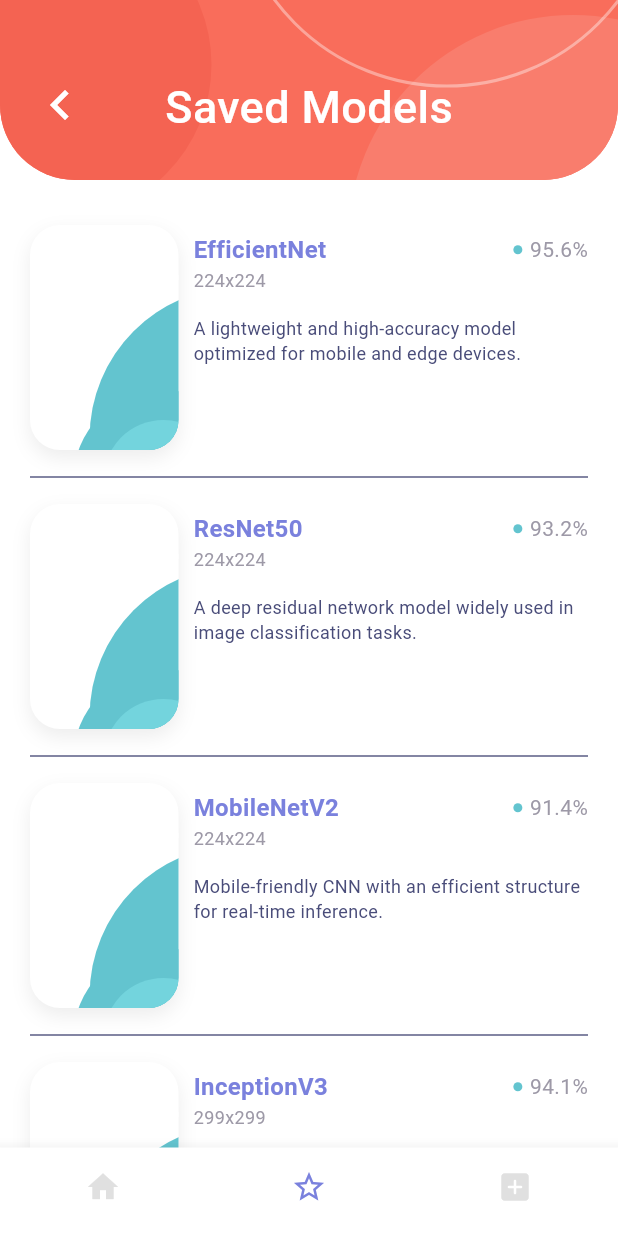
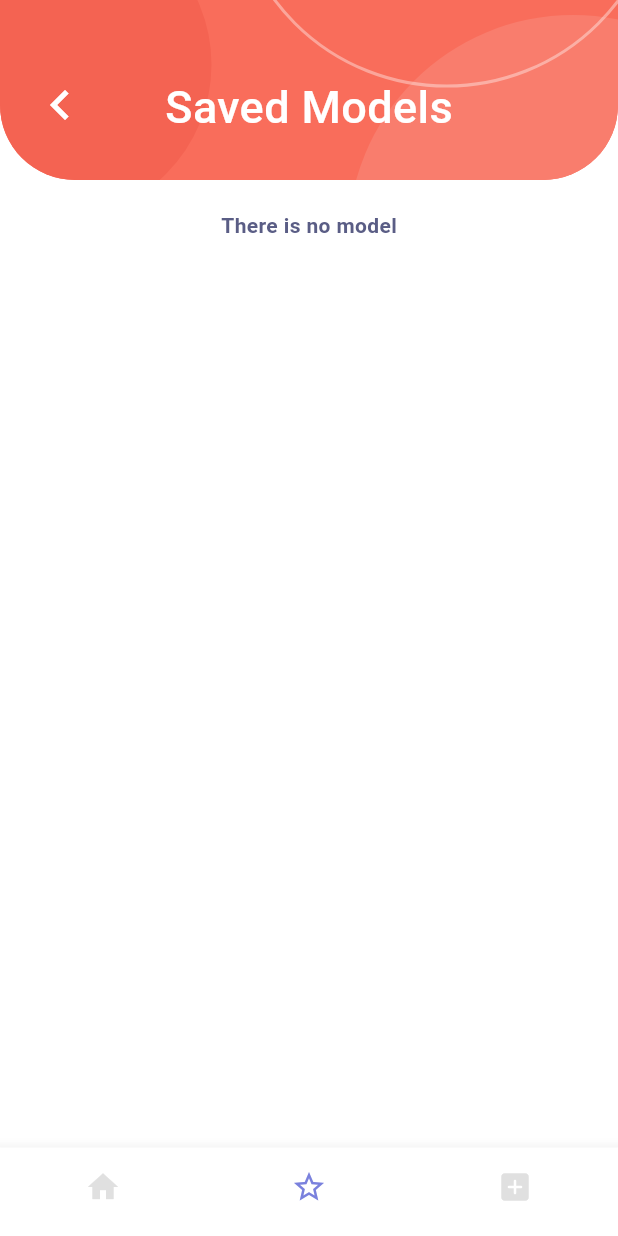
Before and after one commit to mehranghaffarian/Heart-View-Classifier, a Flutter app: the screen it shows after launch, item 2 of the bottom bar chosen, on a phone screen of 412 x 824 dp. Run offline on Flutter 3.47's test engine with Material 3 defaults, Android fonts, the phone set to English and light mode, and no system bars; our stand-ins replace image_picker, shared_preferences, sqflite; accounts and stored records are empty.

Commit message:
SQFLite added to the project, also models are now likable

```diff
--- /dev/null
+++ b/lib/src/helper/dl_model.dart
@@ -0,0 +1,30 @@
+import 'package:flutter/foundation.dart';
+
+class DLModel {
+  String name;
+  String summary;
+  String description;
+  String inputSize;
+  double accuracy;
+  bool isSaved;
+
+  DLModel({required this.name, required this.summary, required this.description, required this.inputSize, required this.accuracy, this.isSaved = false});
+
+  Map<String, dynamic> toJson() => {
+    'name': name,
+    'summary': summary,
+    'description': description,
+    'inputSize': inputSize,
+    'accuracy': accuracy,
+    'isSaved': isSaved ? 1 : 0,
+  };
+
+  static DLModel fromJson(Map<String, dynamic> json) => DLModel(
+    name: json['name'],
+    summary: json['summary'],
+    description: json['description'],
+    inputSize: json['inputSize'],
+    accuracy: json['accuracy'].toDouble(),
+    isSaved: json['isSaved'] == 1 ? true : false,
+  );
+}
--- a/lib/src/helper/dl_model_model.dart
+++ /dev/null
@@ -1,70 +0,0 @@
-class DLModelModel {
-  String name;
-  String summary;
-  String description;
-  String inputSize;
-  double accuracy;
-
-  DLModelModel({required this.name, required this.summary, required this.description, required this.inputSize, required this.accuracy});
-
-  Map<String, dynamic> toJson() => {
-    'name': name,
-    'summary': summary,
-    'description': description,
-    'inputSize': inputSize,
-    'accuracy': accuracy,
-  };
-
-  static DLModelModel fromJson(Map<String, dynamic> json) => DLModelModel(
-    name: json['name'],
-    summary: json['summary'],
-    description: json['description'],
-    inputSize: json['inputSize'],
-    accuracy: json['accuracy'].toDouble(),
-  );
-}
-
-class ModelsList {
-  static List<DLModelModel> list = [ // mock data
-    DLModelModel(
-      name: "EfficientNet",
-      summary: "A lightweight and high-accuracy model optimized for mobile and edge devices.",
-      description:
-      "EfficientNet is a scalable convolutional neural network architecture that balances depth, width, and resolution using a compound scaling method. This model family is known for achieving state-of-the-art accuracy on benchmark datasets like ImageNet while using significantly fewer parameters and FLOPs than other models. EfficientNet's compact size and computational efficiency make it ideal for deployment in mobile health applications such as echocardiography view classification, where both performance and resource usage matter.",
-      inputSize: "224x224",
-      accuracy: 95.6,
-    ),
-    DLModelModel(
-      name: "ResNet50",
-      summary: "A deep residual network model widely used in image classification tasks.",
-      description:
-      "ResNet50 is a 50-layer deep convolutional neural network that introduced the concept of residual learning. By using shortcut connections (skip connections), it allows the network to learn identity mappings, solving the vanishing gradient problem and enabling the training of much deeper networks. It's commonly used as a strong baseline for various visual recognition tasks, including medical image analysis, and can be fine-tuned for specific applications such as detecting anatomical structures in echocardiographic images.",
-      inputSize: "224x224",
-      accuracy: 93.2,
-    ),
-    DLModelModel(
-      name: "MobileNetV2",
-      summary: "Mobile-friendly CNN with an efficient structure for real-time inference.",
-      description:
-      "MobileNetV2 is designed for real-time image recognition on devices with limited computational power. It introduces inverted residuals and linear bottlenecks to reduce the number of operations while maintaining high accuracy. This makes it especially useful for applications in mobile healthcare, such as portable ultrasound devices. When applied to echocardiographic view classification, it can provide quick feedback with relatively low latency, even on resource-constrained hardware.",
-      inputSize: "224x224",
-      accuracy: 91.4,
-    ),
-    DLModelModel(
-      name: "InceptionV3",
-      summary: "A multi-path architecture that captures different spatial features efficiently.",
-      description:
-      "InceptionV3 is a deep convolutional neural network architecture that improves computational efficiency and accuracy through carefully designed modules that allow multiple convolutional operations at various scales to be performed in parallel. It incorporates techniques like factorized convolutions and auxiliary classifiers, making it effective for recognizing complex patterns. In the context of echocardiography, its wide receptive field and rich feature extraction capabilities make it suitable for classifying subtle differences between heart views.",
-      inputSize: "299x299",
-      accuracy: 94.1,
-    ),
-    DLModelModel(
-      name: "CustomCNN",
-      summary: "A handcrafted CNN architecture designed for echocardiogram view classification.",
-      description:
-      "This custom convolutional neural network was specifically designed and trained for the classification of heart views in echocardiographic images. Unlike general-purpose models, it has been optimized for recognizing the unique anatomical structures present in cardiac ultrasound data. Its architecture was developed with domain-specific knowledge, allowing it to achieve high performance on clinical data while remaining interpretable and suitable for integration into specialized healthcare tools and diagnostic systems.",
-      inputSize: "128x128",
-      accuracy: 89.7,
-    ),
-  ];
-}
--- a/lib/src/pages/model_detail_page.dart
+++ b/lib/src/pages/model_detail_page.dart
@@ -1,12 +1,12 @@
 import 'package:flutter/material.dart';
-import 'package:hvc_app/src/helper/dl_model_model.dart';
+import 'package:hvc_app/src/helper/dl_model.dart';
 import 'dart:io';
 import 'package:image_picker/image_picker.dart';
 import 'package:shared_preferences/shared_preferences.dart';
 import 'dart:convert';
 
 class ModelDetailPage extends StatefulWidget {
-  final DLModelModel model;
+  final DLModel model;
 
   const ModelDetailPage({super.key, required this.model});
 
--- a/lib/src/pages/saved_page.dart
+++ b/lib/src/pages/saved_page.dart
@@ -1,14 +1,28 @@
 import 'dart:math';
 
 import 'package:flutter/material.dart';
-import 'package:hvc_app/src/helper/dl_model_model.dart';
+import 'package:hvc_app/src/helper/dl_model.dart';
+import 'package:hvc_app/src/helper/models_database_helper.dart';
 import 'package:hvc_app/src/pages/home_page.dart';
 import 'package:hvc_app/src/theme/color/light_color.dart';
 import 'package:hvc_app/src/theme/theme.dart';
 import 'package:hvc_app/src/widgets/decoration_container.dart';
 
-class SavedPage extends StatelessWidget {
+class SavedPage extends StatefulWidget {
   const SavedPage() : super();
+
+  @override
+  State<SavedPage> createState() => _SavedPageState();
+}
+
+class _SavedPageState extends State<SavedPage> {
+  late List<DLModel> _savedModels = [];
+
+  @override
+  void initState() {
+    _fetchModels();
+    super.initState();
+  }
 
   Widget _header(BuildContext context) {
     var width = MediaQuery.of(context).size.width;
@@ -44,8 +58,8 @@ class SavedPage extends StatelessWidget {
                   child: Container(
                       width: width,
                       padding: const EdgeInsets.symmetric(horizontal: 20),
-                      child: Stack(
-                        children: const <Widget>[
+                      child: const Stack(
+                        children: <Widget>[
                           Icon(
                             Icons.keyboard_arrow_left,
                             color: Colors.white,
@@ -67,60 +81,66 @@ class SavedPage extends StatelessWidget {
     );
   }
 
-  Widget _categoryRow(BuildContext context, String title) {
-    return SizedBox(
-      // margin: EdgeInsets.symmetric(horizontal: 20),
-      height: 68,
-      child: Column(
-        crossAxisAlignment: CrossAxisAlignment.start,
-        mainAxisAlignment: MainAxisAlignment.spaceBetween,
-        children: <Widget>[
-          Padding(
-            padding: const EdgeInsets.symmetric(horizontal: 20),
-            child: Text(
-              title,
-              style: const TextStyle(
-                  color: LightColor.extraDarkPurple,
-                  fontWeight: FontWeight.bold),
-            ),
-          ),
-          const SizedBox(
-            height: 10,
-          ),
-          SizedBox(
-              width: MediaQuery.of(context).size.width,
-              height: 30,
-              child: ListView(
-                scrollDirection: Axis.horizontal,
-                children: <Widget>[
-                  const SizedBox(width: 20),
-                  _chip("Data Scientist", LightColor.yellow, height: 5),
-                  const SizedBox(width: 10),
-                  _chip("Data Analyst", LightColor.seeBlue, height: 5),
-                  const SizedBox(width: 10),
-                  _chip("Data Engineer", LightColor.orange, height: 5),
-                  const SizedBox(width: 10),
-                  _chip("Data Scientist", LightColor.lightBlue, height: 5),
-                ],
-              )),
-          const SizedBox(height: 10)
-        ],
-      ),
-    );
-  }
+  // Widget _categoryRow(BuildContext context, String title) {
+  //   return SizedBox(
+  //     // margin: EdgeInsets.symmetric(horizontal: 20),
+  //     height: 68,
+  //     child: Column(
+  //       crossAxisAlignment: CrossAxisAlignment.start,
+  //       mainAxisAlignment: MainAxisAlignment.spaceBetween,
+  //       children: <Widget>[
+  //         Padding(
+  //           padding: const EdgeInsets.symmetric(horizontal: 20),
+  //           child: Text(
+  //             title,
+  //             style: const TextStyle(
+  //                 color: LightColor.extraDarkPurple,
+  //                 fontWeight: FontWeight.bold),
+  //           ),
+  //         ),
+  //         const SizedBox(
+  //           height: 10,
+  //         ),
+  //         SizedBox(
+  //             width: MediaQuery.of(context).size.width,
+  //             height: 30,
+  //             child: ListView(
+  //               scrollDirection: Axis.horizontal,
+  //               children: <Widget>[
+  //                 const SizedBox(width: 20),
+  //                 _chip("Data Scientist", LightColor.yellow, height: 5),
+  //                 const SizedBox(width: 10),
+  //                 _chip("Data Analyst", LightColor.seeBlue, height: 5),
+  //                 const SizedBox(width: 10),
+  //                 _chip("Data Engineer", LightColor.orange, height: 5),
+  //                 const SizedBox(width: 10),
+  //                 _chip("Data Scientist", LightColor.lightBlue, height: 5),
+  //               ],
+  //             )),
+  //         const SizedBox(height: 10)
+  //       ],
+  //     ),
+  //   );
+  // }
 
   Widget _courseList(BuildContext context) {
-    return SingleChildScrollView(
+    return _savedModels.isEmpty
+        ? const Text(
+            "There is no model",
+            style: TextStyle(
+                color: LightColor.titleTextColor, fontWeight: FontWeight.bold),
+          )
+        : SingleChildScrollView(
             scrollDirection: Axis.vertical,
             child: Column(
               mainAxisAlignment: MainAxisAlignment.start,
-        children: ModelsList.list.asMap().entries.expand((entry) {
+              children: _savedModels.asMap().entries.expand((entry) {
                 int i = entry.key;
                 var e = entry.value;
                 return [
                   _courseInfo(context, e, decorationContainer(),
                       background: LightColor.getRandomColor()),
-            if (i != ModelsList.list.length - 1)
+                  if (i != _savedModels.length - 1)
                     const Divider(thickness: 1, endIndent: 20, indent: 20),
                 ];
               }).toList(),
@@ -178,8 +198,7 @@ class SavedPage extends StatelessWidget {
     );
   }
 
-  Widget _courseInfo(
-      BuildContext context, DLModelModel model, Widget decoration,
+  Widget _courseInfo(BuildContext context, DLModel model, Widget decoration,
       {required Color background}) {
     return SizedBox(
         height: 170,
@@ -206,6 +225,37 @@ class SavedPage extends StatelessWidget {
                               fontSize: 16,
                               fontWeight: FontWeight.bold)),
                     ),
+                    IconButton(
+                      icon: Icon(
+                        model.isSaved ? Icons.favorite : Icons.favorite_border,
+                        color: model.isSaved ? Colors.red : Colors.grey,
+                      ),
+                      onPressed: () async {
+                        model.isSaved = !model.isSaved;
+                        await ModelsDatabaseHelper.instance.update(model);
+                        setState(() {
+                          _savedModels.remove(model);
+                        });
+                      },
+                    ),
+                  ],
+                ),
+                Text(model.inputSize,
+                    style: AppTheme.h6Style.copyWith(
+                      fontSize: 12,
+                      color: LightColor.grey,
+                    )),
+                const SizedBox(height: 15),
+                Text(model.summary,
+                    maxLines: 5,
+                    overflow: TextOverflow.ellipsis,
+                    softWrap: true,
+                    style: AppTheme.h6Style.copyWith(
+                        fontSize: 12, color: LightColor.extraDarkPurple)),
+                const SizedBox(height: 15),
+                Row(
+                  mainAxisAlignment: MainAxisAlignment.end,
+                  children: [
                     const CircleAvatar(
                       radius: 3,
                       backgroundColor: LightColor.darkseeBlue,
@@ -221,19 +271,6 @@ class SavedPage extends StatelessWidget {
                     const SizedBox(width: 10)
                   ],
                 ),
-                Text(model.inputSize,
-                    style: AppTheme.h6Style.copyWith(
-                      fontSize: 12,
-                      color: LightColor.grey,
-                    )),
-                const SizedBox(height: 15),
-                Text(model.summary,
-                    maxLines: 5,
-                    overflow: TextOverflow.ellipsis,
-                    softWrap: true,
-                    style: AppTheme.h6Style.copyWith(
-                        fontSize: 12, color: LightColor.extraDarkPurple)),
-                const SizedBox(height: 15),
                 // Row(
                 //   children: <Widget>[
                 //     _chip(model.tag1, LightColor.darkOrange, height: 5),
@@ -317,4 +354,9 @@ class SavedPage extends StatelessWidget {
       ),
     );
   }
+
+  void _fetchModels() async {
+    _savedModels = await ModelsDatabaseHelper.instance.querySavedModels();
+    setState(() {});
   }
+}
--- a/pubspec.yaml
+++ b/pubspec.yaml
@@ -29,7 +29,7 @@ environment:
 dependencies:
   flutter:
     sdk: flutter
-
+  sqflite: ^2.0.3+1
   image_picker: ^1.0.7
   shared_preferences: ^2.2.2
 
```
Also changed, not shown: lib/src/helper/models_database_helper.dart (added, +105 -0 lines), lib/src/pages/home_page.dart (+41 -11 lines), pubspec.lock, 1 other file. Lines whose indentation alone changed are shown as unchanged.
